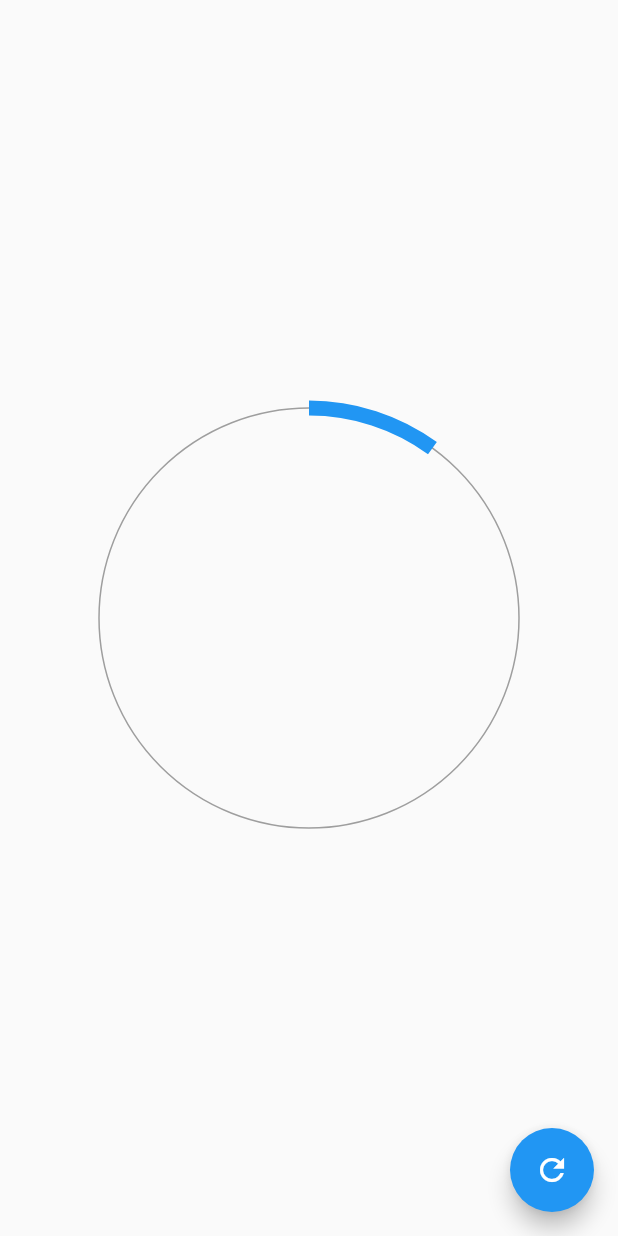
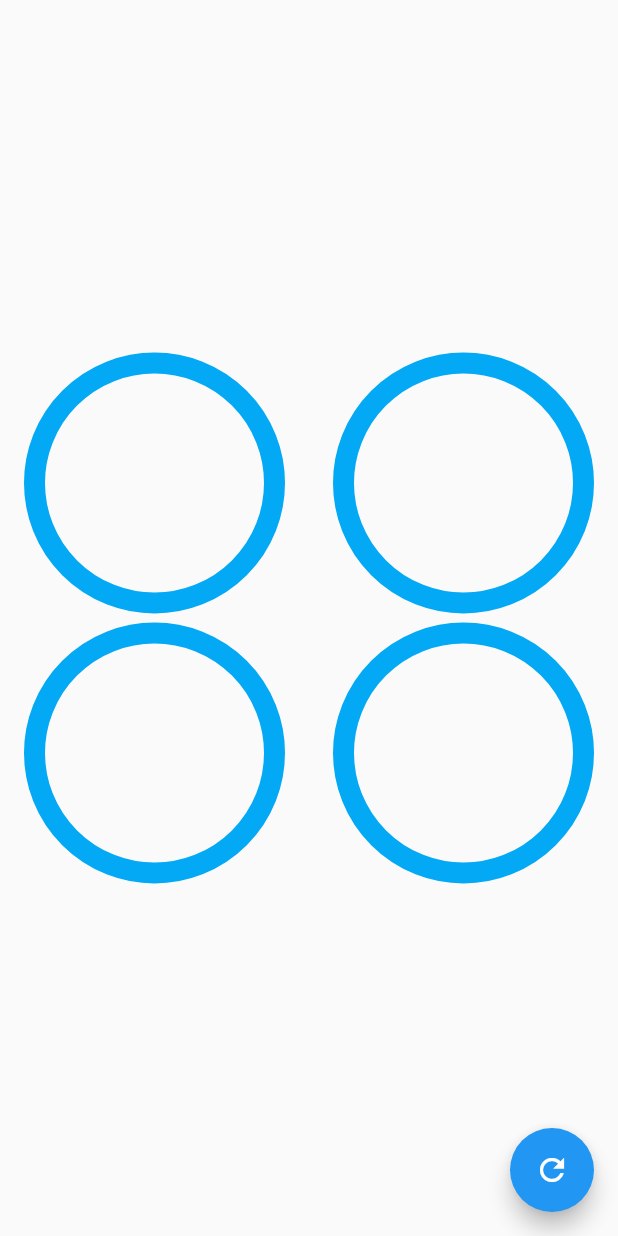
Before and after one commit to VictorHugoAguilar/disenios_animaciones_flutter, a Flutter app: the screen it shows after launch, on a phone screen of 412 x 824 dp. Run offline on Flutter 3.47's test engine with Material 2 defaults, Android fonts, the phone set to English and light mode, and no system bars.

Commit message:
personalizacion del widget circular progress

```diff
--- a/lib/src/pages/graficas_circulares_page.dart
+++ b/lib/src/pages/graficas_circulares_page.dart
@@ -2,14 +2,12 @@ import 'package:flutter/material.dart';
 import 'package:app_backgrounds_customs/src/widgets/radial_progrees.dart';
 
 class GraficasCircularesPage extends StatefulWidget {
-  const GraficasCircularesPage({Key key}) : super(key: key);
-
   @override
   _GraficasCircularesageState createState() => _GraficasCircularesageState();
 }
 
 class _GraficasCircularesageState extends State<GraficasCircularesPage> {
-  double porcentaje = 10.0;
+  double porcentaje = 0.0;
   @override
   Widget build(BuildContext context) {
     return Scaffold(
@@ -24,14 +22,54 @@ class _GraficasCircularesageState extends State<GraficasCircularesPage> {
           },
           child: Icon(Icons.refresh),
         ),
-      body: Center(
-        child: Container(
-          width: 300,
-          height: 300,
+        body: Column(
+          mainAxisAlignment: MainAxisAlignment.center,
+          children: [
+            Row(
+              mainAxisAlignment: MainAxisAlignment.spaceAround,
+              children: [
+                CustomRadialProgress(
+                    porcentaje: porcentaje, color: Colors.purple),
+                CustomRadialProgress(
+                    porcentaje: porcentaje, color: Colors.pink),
+              ],
+            ),
+            Row(
+              mainAxisAlignment: MainAxisAlignment.spaceAround,
+              children: [
+                CustomRadialProgress(
+                    porcentaje: porcentaje, color: Colors.orange),
+                CustomRadialProgress(
+                    porcentaje: porcentaje, color: Colors.lightGreen),
+              ],
+            ),
+          ],
+        ));
+  }
+}
+
+class CustomRadialProgress extends StatelessWidget {
+  final double porcentaje;
+  final Color color;
+
+  const CustomRadialProgress({
+    @required this.porcentaje,
+    @required this.color,
+  });
+
+  @override
+  Widget build(BuildContext context) {
+    return Container(
+      width: 180,
+      height: 180,
       // color: Colors.purpleAccent,
       //child: Text('$porcentaje %', style: TextStyle(fontSize: 30.0))
-          child: RadialProgress(porcentaje: porcentaje),
-        ),
+      child: RadialProgress(
+        porcentaje: porcentaje,
+        colorPrimario: this.color,
+        anchoPrimario: 10,
+        colorSecundario: Colors.lightBlue,
+        anchoSecundario: 14,
       ),
     );
   }
--- a/lib/src/widgets/radial_progrees.dart
+++ b/lib/src/widgets/radial_progrees.dart
@@ -4,10 +4,16 @@ import 'dart:math';
 class RadialProgress extends StatefulWidget {
   final double porcentaje;
   final Color colorPrimario;
+  final double anchoPrimario;
+  final Color colorSecundario;
+  final double anchoSecundario;
 
   const RadialProgress({
     @required this.porcentaje,
     this.colorPrimario = Colors.blue,
+    this.anchoPrimario = 10,
+    this.colorSecundario = Colors.grey,
+    this.anchoSecundario = 1,
   });
 
   @override
@@ -55,6 +61,9 @@ class _RadialProgressState extends State<RadialProgress>
               (widget.porcentaje - diferenciaAnimar) +
                   (diferenciaAnimar * animationController.value),
               widget.colorPrimario,
+              widget.anchoPrimario,
+              widget.colorSecundario,
+              widget.anchoSecundario,
             ),
           ),
         );
@@ -66,15 +75,37 @@ class _RadialProgressState extends State<RadialProgress>
 class _MiRadialProgress extends CustomPainter {
   final double porcentaje;
   final Color colorPrimario;
+  final double anchoPrimario;
+  final Color colorSecundario;
+  final double anchoSecundario;
 
-  _MiRadialProgress(this.porcentaje, this.colorPrimario);
+  _MiRadialProgress(
+    this.porcentaje,
+    this.colorPrimario,
+    this.anchoPrimario,
+    this.colorSecundario,
+    this.anchoSecundario,
+  );
 
   @override
   void paint(Canvas canvas, Size size) {
+    final Gradient gradient = new LinearGradient(
+      colors: <Color>[
+        Color(0xffC012FF),
+        Color(0xff6d05E8),
+        Colors.red,
+      ],
+    );
+
+    final Rect rect = new Rect.fromCircle(
+      center: Offset(0, 0),
+      radius: 180,
+    );
+
     // Circulo completado
     final paint = new Paint()
-      ..strokeWidth = 1
-      ..color = Colors.grey
+      ..strokeWidth = anchoSecundario
+      ..color = colorSecundario
       ..style = PaintingStyle.stroke;
 
     final Offset center = new Offset(size.width * 0.5, size.height * 0.5);
@@ -84,8 +115,10 @@ class _MiRadialProgress extends CustomPainter {
 
     // Arco
     final paintArco = new Paint()
-      ..strokeWidth = 10
-      ..color = colorPrimario
+      ..strokeWidth = anchoPrimario
+      //..color = colorPrimario
+      ..shader = gradient.createShader(rect)
+      ..strokeCap = StrokeCap.round
       ..style = PaintingStyle.stroke;
 
     // Parte que se ira llenando
```
Lines whose indentation alone changed are shown as unchanged.
